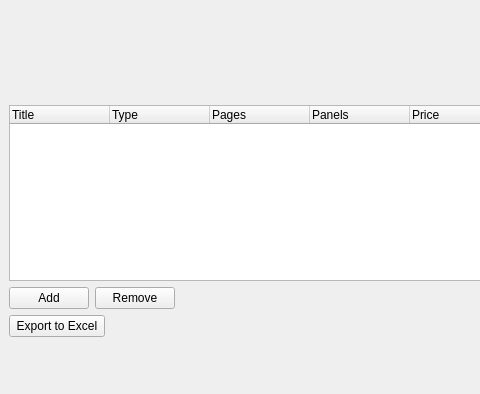
eknowles/StunjellyQuote, file window.ui: the form before one commit; both pictures show x 0 to 480 and y 0 to 394 of the 767 by 394 pixel window.
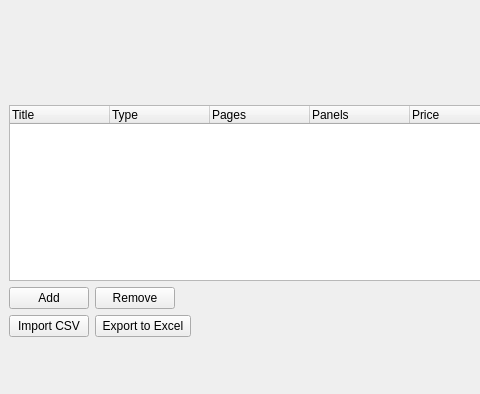
The form after the commit. Icons and pictures are not drawn.

```diff
--- a/window.ui
+++ b/window.ui
@@ -266,6 +266,13 @@
              <property name="margin">
               <number>0</number>
              </property>
+             <item>
+              <widget class="QPushButton" name="import_2">
+               <property name="text">
+                <string>Import CSV</string>
+               </property>
+              </widget>
+             </item>
              <item>
               <widget class="QPushButton" name="save">
                <property name="text">
```
